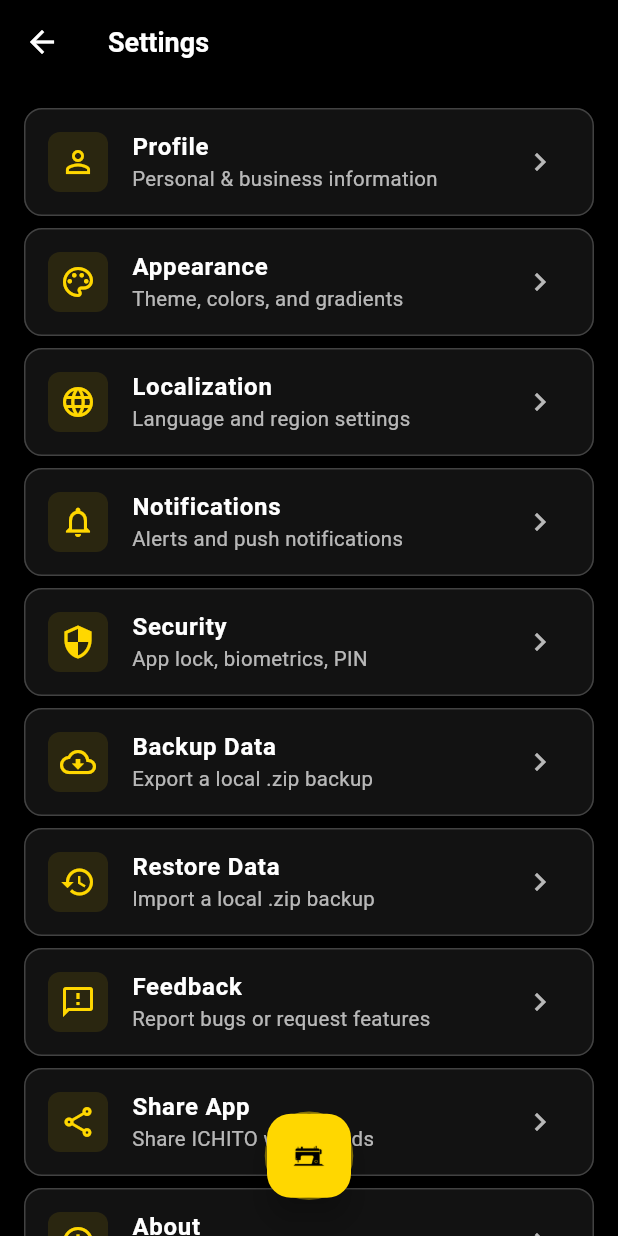
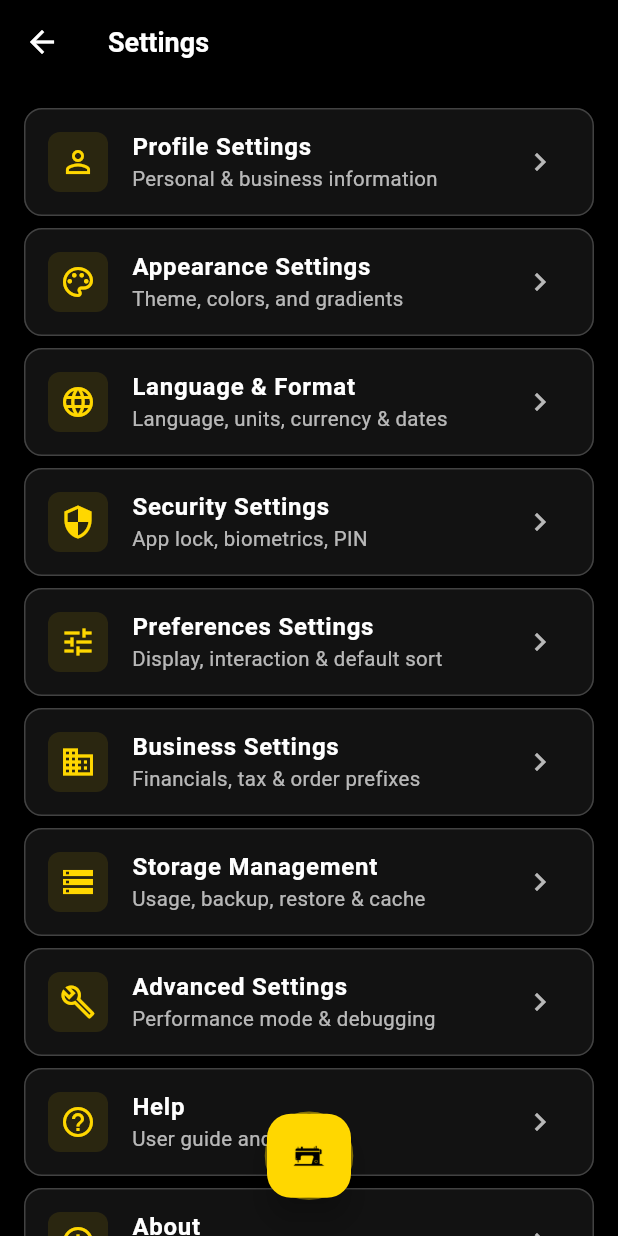
Before and after one commit to funbinet/ichito, a Flutter app: the SettingsScreen screen opened by its route, on a phone screen of 412 x 824 dp. Run offline on Flutter 3.47's test engine with Material 3 defaults, Android fonts, the phone set to English and light mode, and no system bars; our stand-ins replace file_picker, fl_chart, flutter_colorpicker, flutter_local_notifications, flutter_secure_storage, image_picker and 5 more; accounts and stored records are empty.

Commit message:
fix: expose new v4.0.0 settings screens in the UI

```diff
--- a/lib/features/settings/presentation/pages/settings_screen.dart
+++ b/lib/features/settings/presentation/pages/settings_screen.dart
@@ -1,10 +1,5 @@
 import 'package:flutter/material.dart';
-import 'package:provider/provider.dart';
 import '../../../../shared/mixins/theme_aware_mixin.dart';
-import '../../../../shared/providers/language_provider.dart';
-import '../../../../shared/widgets/auth_delete_dialog.dart';
-import '../../../security/services/security_service.dart';
-import '../../../../shared/data/database/backup_service.dart';
 import '../../../../core/widgets/ichito_scaffold.dart';
 
 class SettingsScreen extends StatefulWidget {
@@ -15,23 +10,6 @@ class SettingsScreen extends StatefulWidget {
 }
 
 class _SettingsScreenState extends State<SettingsScreen> with ThemeAwareMixin {
-
-  void _showFactoryResetDialog() {
-    showDialog(
-      context: context,
-      builder: (context) => AuthDeleteDialog(
-        itemName: 'ALL APP DATA',
-        securityService: SecurityService(),
-        onDelete: () async {
-          // Perform factory reset logic here
-          if (mounted) {
-            Navigator.of(context).pushNamedAndRemoveUntil('/', (route) => false);
-          }
-        },
-      ),
-    );
-  }
-
   @override
   Widget build(BuildContext context) {
     return IchitoScaffold(
@@ -46,114 +24,64 @@ class _SettingsScreenState extends State<SettingsScreen> with ThemeAwareMixin {
         padding: const EdgeInsets.all(16).copyWith(bottom: 120),
         children: [
           _buildSettingsTile(
-            title: 'Profile',
+            title: 'Profile Settings',
             subtitle: 'Personal & business information',
             icon: Icons.person_outline,
             onTap: () => Navigator.pushNamed(context, '/settings/profile'),
           ),
           _buildSettingsTile(
-            title: 'Appearance',
+            title: 'Appearance Settings',
             subtitle: 'Theme, colors, and gradients',
             icon: Icons.palette_outlined,
             onTap: () => Navigator.pushNamed(context, '/settings/appearance'),
           ),
           _buildSettingsTile(
-            title: 'Localization',
-            subtitle: 'Language and region settings',
+            title: 'Language & Format',
+            subtitle: 'Language, units, currency & dates',
             icon: Icons.language_outlined,
-            onTap: () {
-              // Show language selector dialog or navigate
-            },
+            onTap: () => Navigator.pushNamed(context, '/settings/language'),
           ),
           _buildSettingsTile(
-            title: 'Notifications',
-            subtitle: 'Alerts and push notifications',
-            icon: Icons.notifications_outlined,
-            onTap: () {
-              Navigator.pushNamed(context, '/notifications');
-            },
-          ),
-          _buildSettingsTile(
-            title: 'Security',
+            title: 'Security Settings',
             subtitle: 'App lock, biometrics, PIN',
             icon: Icons.security_outlined,
             onTap: () => Navigator.pushNamed(context, '/settings/security'),
           ),
           _buildSettingsTile(
-            title: 'Backup Data',
-            subtitle: 'Export a local .zip backup',
-            icon: Icons.cloud_download_outlined,
-            onTap: () async {
-              ScaffoldMessenger.of(context).showSnackBar(const SnackBar(content: Text('Preparing backup...')));
-              final result = await BackupService().exportBackup();
-              if (result != null && mounted) {
-                ScaffoldMessenger.of(context).showSnackBar(const SnackBar(content: Text('Backup ready to share')));
-              } else if (mounted) {
-                ScaffoldMessenger.of(context).showSnackBar(const SnackBar(content: Text('Backup failed')));
-              }
-            },
+            title: 'Preferences Settings',
+            subtitle: 'Display, interaction & default sort',
+            icon: Icons.tune_outlined,
+            onTap: () => Navigator.pushNamed(context, '/settings/preferences'),
           ),
           _buildSettingsTile(
-            title: 'Restore Data',
-            subtitle: 'Import a local .zip backup',
-            icon: Icons.restore_outlined,
-            onTap: () async {
-              final confirm = await showDialog<bool>(
-                context: context,
-                builder: (ctx) => AlertDialog(
-                  backgroundColor: theme.cardColor,
-                  title: Text('Restore Backup?', style: TextStyle(color: theme.textPrimary)),
-                  content: Text('This will overwrite all current data. This action cannot be undone.',
-                    style: TextStyle(color: theme.textSecondary)),
-                  actions: [
-                    TextButton(onPressed: () => Navigator.pop(ctx, false), child: const Text('Cancel')),
-                    TextButton(onPressed: () => Navigator.pop(ctx, true), child: const Text('Restore', style: TextStyle(color: Colors.red))),
-                  ],
-                ),
-              );
-
-              if (confirm == true && mounted) {
-                final success = await BackupService().importBackup();
-                if (success && mounted) {
-                  ScaffoldMessenger.of(context).showSnackBar(const SnackBar(content: Text('Restore successful. Restarting app...')));
-                  // Restart to reload state
-                  Navigator.of(context).pushNamedAndRemoveUntil('/', (route) => false);
-                } else if (mounted) {
-                  ScaffoldMessenger.of(context).showSnackBar(const SnackBar(content: Text('Restore failed')));
-                }
-              }
-            },
+            title: 'Business Settings',
+            subtitle: 'Financials, tax & order prefixes',
+            icon: Icons.business_outlined,
+            onTap: () => Navigator.pushNamed(context, '/settings/business'),
           ),
           _buildSettingsTile(
-            title: 'Feedback',
-            subtitle: 'Report bugs or request features',
-            icon: Icons.feedback_outlined,
-            onTap: () {
-              ScaffoldMessenger.of(context).showSnackBar(const SnackBar(content: Text('Feedback feature coming soon')));
-            },
+            title: 'Storage Management',
+            subtitle: 'Usage, backup, restore & cache',
+            icon: Icons.storage_outlined,
+            onTap: () => Navigator.pushNamed(context, '/settings/storage'),
           ),
           _buildSettingsTile(
-            title: 'Share App',
-            subtitle: 'Share ICHITO with friends',
-            icon: Icons.share_outlined,
-            onTap: () {
-              ScaffoldMessenger.of(context).showSnackBar(const SnackBar(content: Text('Share feature coming soon')));
-            },
+            title: 'Advanced Settings',
+            subtitle: 'Performance mode & debugging',
+            icon: Icons.build_outlined,
+            onTap: () => Navigator.pushNamed(context, '/settings/advanced'),
+          ),
+          _buildSettingsTile(
+            title: 'Help',
+            subtitle: 'User guide and support',
+            icon: Icons.help_outline,
+            onTap: () => Navigator.pushNamed(context, '/settings/help'),
           ),
           _buildSettingsTile(
             title: 'About',
-            subtitle: 'App version and information',
+            subtitle: 'Version info and legal',
             icon: Icons.info_outline,
-            onTap: () {},
-          ),
-          const SizedBox(height: 16),
-          _buildSettingsTile(
-            title: 'Factory Reset',
-            subtitle: 'Delete all data and reset app',
-            icon: Icons.delete_forever_outlined,
-            iconColor: Colors.red,
-            titleColor: Colors.red,
-            onTap: _showFactoryResetDialog,
+            onTap: () => Navigator.pushNamed(context, '/settings/about'),
           ),
         ],
       ),
```
